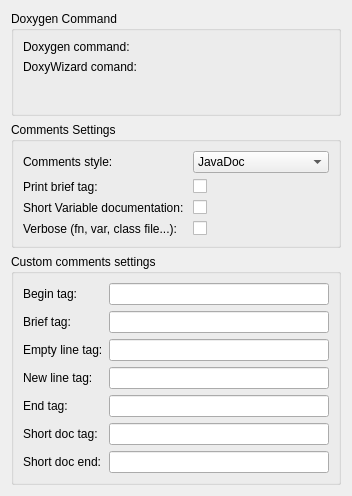
Before: the Qt Designer form doxygensettingswidget.ui in fpoussin/qtcreator-doxygen, drawn with Qt 5.
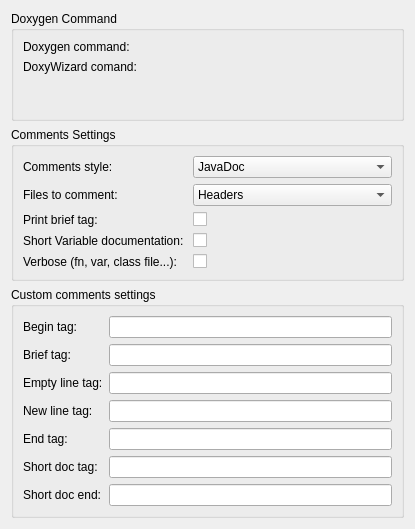
After: the same form once the commit is applied. Custom widgets are drawn as their Qt base class.

Commit message: Added the ability to comment a whole project at once either in headers or implementation files (ctrl-shift+f7) it doesn't save the Editors to files but let them opened in the EditorView. That's 2.2.0 I guess.

The edit to the form file:
```diff
--- a/doxygensettingswidget.ui
+++ b/doxygensettingswidget.ui
@@ -6,8 +6,8 @@
    <rect>
     <x>0</x>
     <y>0</y>
-    <width>352</width>
-    <height>496</height>
+    <width>415</width>
+    <height>529</height>
    </rect>
   </property>
   <property name="windowTitle">
@@ -135,48 +135,69 @@
               </item>
              </widget>
             </item>
-            <item row="1" column="0">
+            <item row="2" column="0">
              <widget class="QLabel" name="label_2">
               <property name="text">
                <string>Print brief tag:</string>
               </property>
              </widget>
             </item>
-            <item row="1" column="1">
+            <item row="2" column="1">
              <widget class="QCheckBox" name="printBriefTag">
               <property name="text">
                <string/>
               </property>
              </widget>
             </item>
-            <item row="3" column="0">
+            <item row="4" column="0">
              <widget class="QLabel" name="label_3">
               <property name="text">
                <string>Verbose (fn, var, class file...): </string>
               </property>
              </widget>
             </item>
-            <item row="3" column="1">
+            <item row="4" column="1">
              <widget class="QCheckBox" name="verbosePrinting">
               <property name="text">
                <string/>
               </property>
              </widget>
             </item>
-            <item row="2" column="0">
+            <item row="3" column="0">
              <widget class="QLabel" name="label_5">
               <property name="text">
                <string>Short Variable documentation: </string>
               </property>
              </widget>
             </item>
-            <item row="2" column="1">
+            <item row="3" column="1">
              <widget class="QCheckBox" name="shortVariableDocumentation">
               <property name="text">
                <string/>
               </property>
              </widget>
             </item>
+            <item row="1" column="0">
+             <widget class="QLabel" name="label_14">
+              <property name="text">
+               <string>Files to comment:</string>
+              </property>
+             </widget>
+            </item>
+            <item row="1" column="1">
+             <widget class="QComboBox" name="fcommentChooser">
+              <item>
+               <property name="text">
+                <string>Headers</string>
+               </property>
+              </item>
+              <item>
+               <property name="text">
+                <string>Implementations</string>
+               </property>
+              </item>
+             </widget>
+            </item>
            </layout>
           </item>
          </layout>
```
The commit also changes 8 other files.
